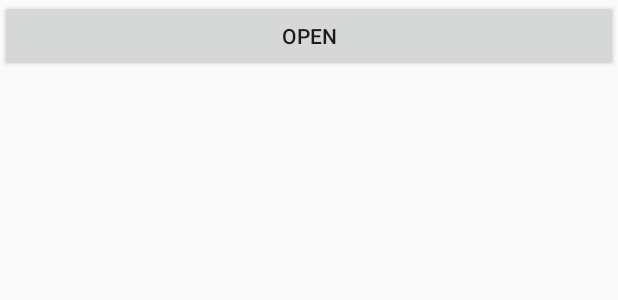
After one commit to blueberryCoder/Media, an Android app: the layout act_splash.xml on its own in the app's theme, with its tools: preview values and no code run, on a phone screen of 412 x 824 dp. The commit adds this screen. Shown: the top 300 px of the screen. Run offline under Robolectric (Android 15) with nearby library versions, the phone set to English and light mode, and no system bars.

Commit message:
feat: dump avc

```diff
--- /dev/null
+++ b/MediaCodec/app/src/main/res/layout/act_splash.xml
@@ -0,0 +1,14 @@
+<?xml version="1.0" encoding="utf-8"?>
+<LinearLayout xmlns:android="http://schemas.android.com/apk/res/android"
+    android:orientation="vertical"
+    android:layout_width="match_parent"
+    android:layout_height="match_parent">
+
+    <Button
+        android:layout_width="match_parent"
+        android:layout_height="wrap_content"
+        android:id="@+id/btn_open"
+        android:text="Open"
+        />
+
+</LinearLayout>
--- a/MediaCodec/build.gradle
+++ b/MediaCodec/build.gradle
@@ -2,10 +2,12 @@
 
 buildscript {
     repositories {
+        google()
+        mavenCentral()
         jcenter()
     }
     dependencies {
-        classpath 'com.android.tools.build:gradle:2.2.3'
+        classpath 'com.android.tools.build:gradle:4.2.0'
 
         // NOTE: Do not place your application dependencies here; they belong
         // in the individual module build.gradle files
@@ -14,6 +16,8 @@ buildscript {
 
 allprojects {
     repositories {
+        google()
+        mavenCentral()
         jcenter()
     }
 }
```
Also changed, not shown: MediaCodec/app/src/main/AndroidManifest.xml (+14 -12 lines), MediaCodec/app/src/main/java/com/blueberry/mediacodec/Constants.java (added, +10 -0 lines), MediaCodec/app/src/main/java/com/blueberry/mediacodec/FileUtils.java (added, +55 -0 lines), MediaCodec/app/src/main/java/com/blueberry/mediacodec/MainActivity.java (+20 -1 lines), MediaCodec/app/src/main/java/com/blueberry/mediacodec/SplashActivity.java (added, +56 -0 lines), MediaCodec/gradle/wrapper/gradle-wrapper.properties.
